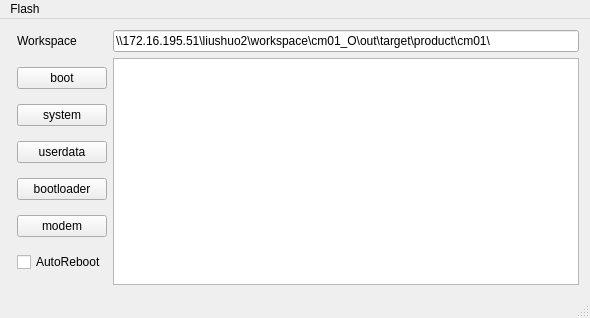
L-Shuo/LearningQt, file mainwindow.ui: the form before one commit.
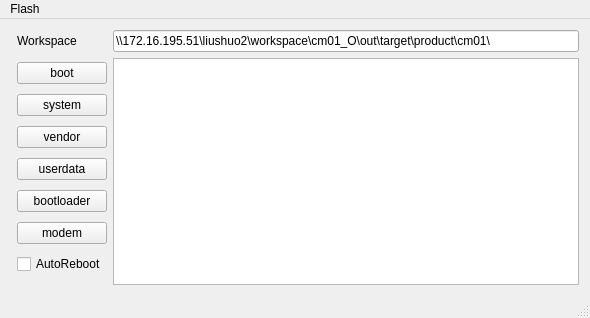
The form after the commit.

Commit message: Add flash vendor button.

```diff
--- a/mainwindow.ui
+++ b/mainwindow.ui
@@ -66,6 +66,13 @@
           </property>
          </widget>
         </item>
+        <item>
+         <widget class="QPushButton" name="vendorBtn">
+          <property name="text">
+           <string>vendor</string>
+          </property>
+         </widget>
+        </item>
         <item>
          <widget class="QPushButton" name="userDataBtn">
           <property name="text">
```
The commit also changes 6 other files.
